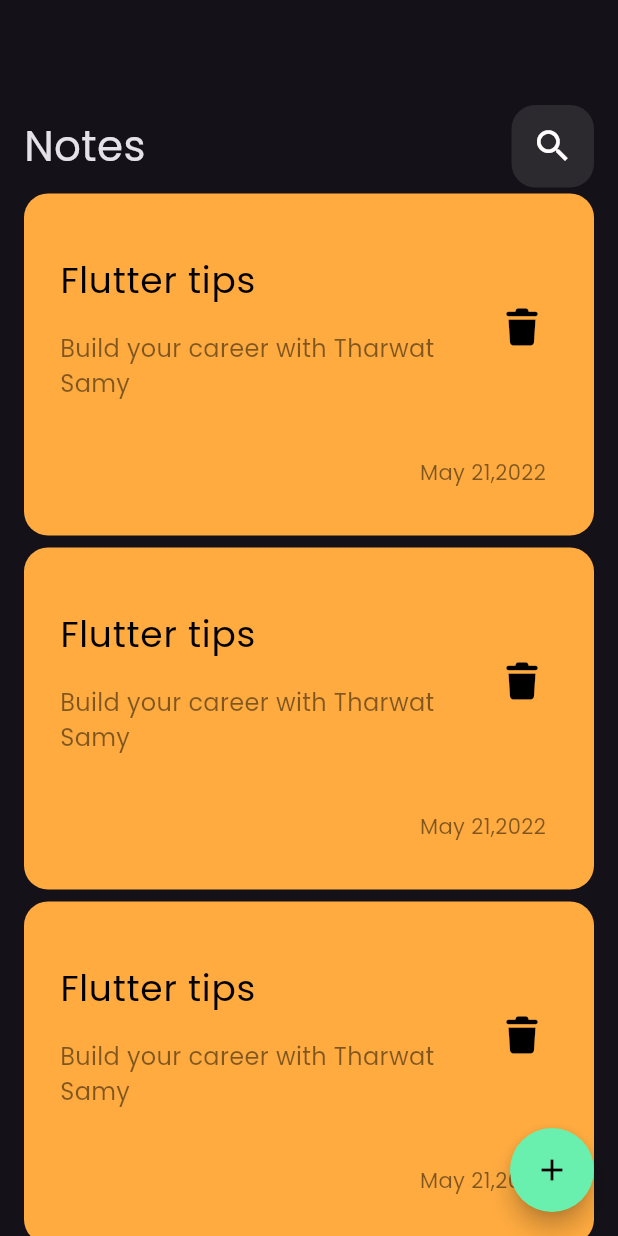
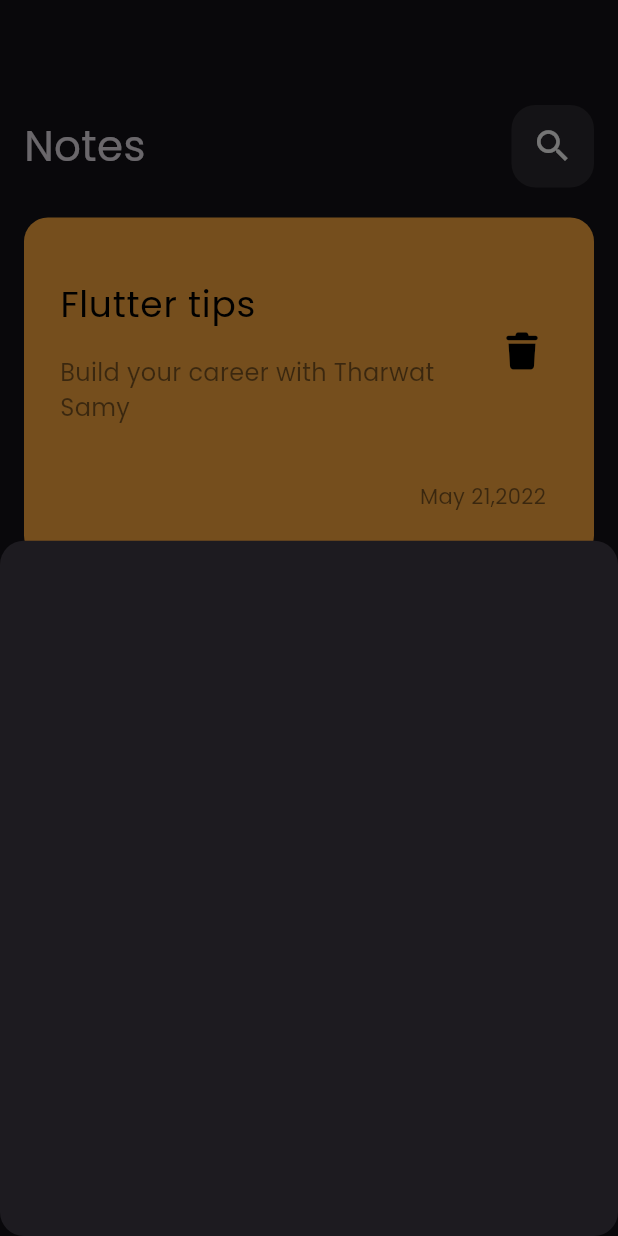
Before and after one commit to Menna50/notes_app, a Flutter app: the screen it shows after launch, after a tap on the "add" icon, on a phone screen of 412 x 824 dp. Run offline on Flutter 3.47's test engine with Material 3 defaults, Android fonts, the phone set to English and light mode, and no system bars; our stand-ins replace font_awesome_flutter.

Commit message:
add border radius to buttom sheet

```diff
--- a/lib/Views/notes_view.dart
+++ b/lib/Views/notes_view.dart
@@ -1,6 +1,7 @@
 import 'package:flutter/material.dart';
 import 'package:notes_app/Widgets/custom_app_bar.dart';
 
+import '../Widgets/add_note_bottom_sheet.dart';
 import '../Widgets/notes_view_body.dart';
 
 class NotesView extends StatelessWidget {
@@ -11,7 +12,18 @@ class NotesView extends StatelessWidget {
   Widget build(BuildContext context) {
     return Scaffold(
 body: Scaffold(
-  floatingActionButton: FloatingActionButton(onPressed: (){},child: Icon(Icons.add,color: Colors.black,),shape: CircleBorder(),backgroundColor: Colors.greenAccent,),
+  floatingActionButton: FloatingActionButton(
+    onPressed: (){
+      showModalBottomSheet(
+          context: context,
+          builder:  (context)=>AddNoteButtomSheet(),
+          shape: RoundedRectangleBorder(
+              borderRadius: BorderRadius.circular(16)
+          )
+      );
+
+    },
+    child: Icon(Icons.add,color: Colors.black,),shape: CircleBorder(),backgroundColor: Colors.greenAccent,),
    body:  NotesViewBody()
 ) ,
     );
--- /dev/null
+++ b/lib/Widgets/add_note_bottom_sheet.dart
@@ -0,0 +1,13 @@
+
+import 'package:flutter/material.dart';
+
+class AddNoteButtomSheet extends StatelessWidget {
+  const AddNoteButtomSheet({super.key});
+
+  @override
+  Widget build(BuildContext context) {
+    return Container(
+
+    );
+  }
+}
--- a/lib/Widgets/notes_list_view.dart
+++ b/lib/Widgets/notes_list_view.dart
@@ -6,11 +6,14 @@ class NotesListView extends StatelessWidget {
 
   @override
   Widget build(BuildContext context) {
-    return ListView.builder(
-        itemBuilder: (context,i)=>Padding(
-          padding: const EdgeInsets.symmetric(vertical: 4.0),
-          child: NoteItem(),
-        )
+    return Padding(
+      padding: const EdgeInsets.symmetric(vertical:16),
+      child: ListView.builder(
+          itemBuilder: (context,i)=>Padding(
+            padding: const EdgeInsets.symmetric(vertical: 4.0),
+            child: NoteItem(),
+          )
+      ),
     );
   }
 }
```
